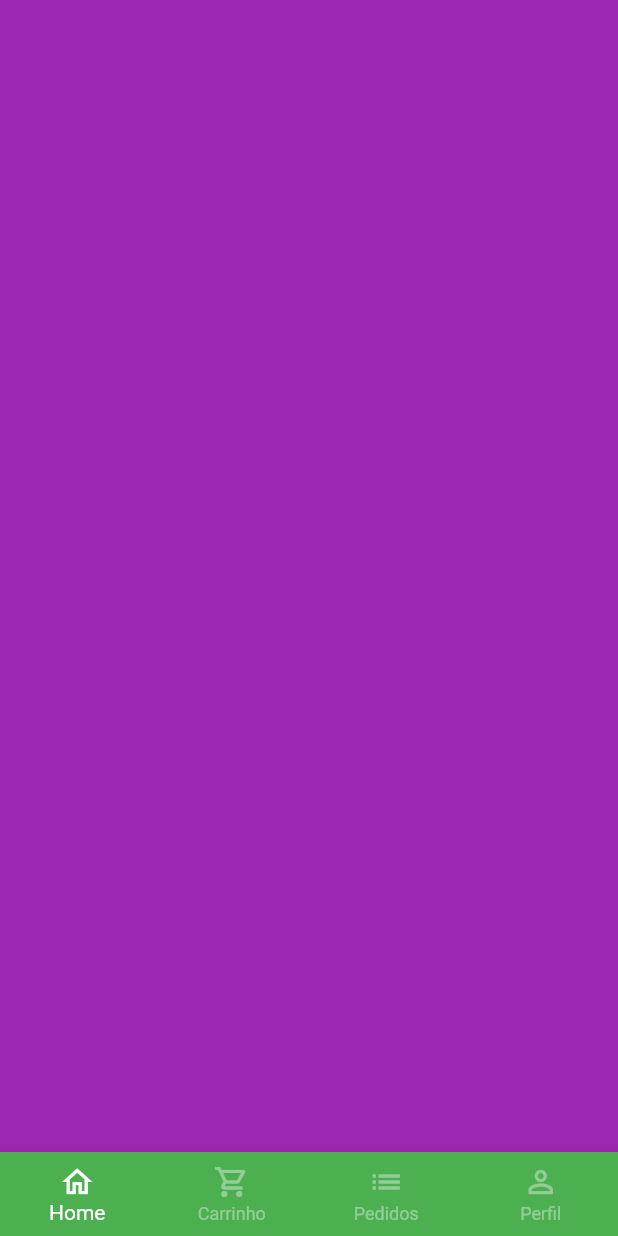
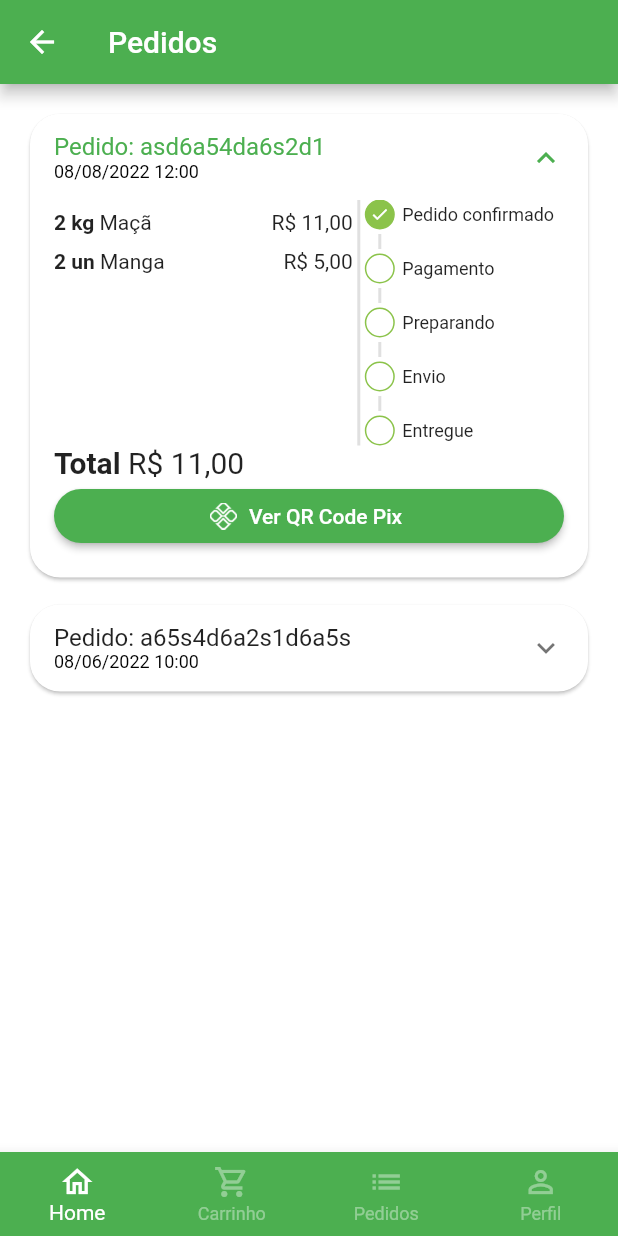
Before and after one commit to arlindogarcia/quitanta_flutter, a Flutter app: the BaseScreen screen opened directly, swiped to page 3, on a phone screen of 412 x 824 dp. Run offline on Flutter 3.47's test engine with Material 2 defaults, Android fonts, the light colour scheme and no system bars; our stand-ins replace animated_text_kit, badges, mask_text_input_formatter.

Commit message:
Feat: tela de listagem dos pedidos

```diff
--- a/lib/src/config/app_data.dart
+++ b/lib/src/config/app_data.dart
@@ -1,5 +1,6 @@
 import 'package:quitanta_flutter/src/models/cart_item_model.dart';
 import 'package:quitanta_flutter/src/models/item_model.dart';
+import 'package:quitanta_flutter/src/models/order_model.dart';
 import 'package:quitanta_flutter/src/models/user_model.dart';
 
 ItemModel apple = ItemModel(
@@ -99,3 +100,50 @@
   cpf: '12950763901',
   password: '123456',
 );
+
+// Pedidos
+List<OrderModel> orders = [
+  // Pedido 01
+  OrderModel(
+    copyAndPaste: 'q1w2e3r4t5y6',
+    createdDateTime: DateTime.parse(
+      '2022-08-08 12:00:10.458',
+    ),
+    overdueDateTime: DateTime.parse(
+      '2022-10-08 13:00:10.458',
+    ),
+    id: 'asd6a54da6s2d1',
+    status: 'pending_payment',
+    total: 11.0,
+    items: [
+      CartItemModel(
+        item: apple,
+        quantity: 2,
+      ),
+      CartItemModel(
+        item: mango,
+        quantity: 2,
+      ),
+    ],
+  ),
+
+  // Pedido 02
+  OrderModel(
+    copyAndPaste: 'q1w2e3r4t5y6',
+    createdDateTime: DateTime.parse(
+      '2022-06-08 10:00:10.458',
+    ),
+    overdueDateTime: DateTime.parse(
+      '2022-06-08 11:00:10.458',
+    ),
+    id: 'a65s4d6a2s1d6a5s',
+    status: 'pending_payment',
+    total: 11.5,
+    items: [
+      CartItemModel(
+        item: guava,
+        quantity: 1,
+      ),
+    ],
+  ),
+];
--- /dev/null
+++ b/lib/src/models/order_model.dart
@@ -0,0 +1,22 @@
+import 'package:quitanta_flutter/src/models/cart_item_model.dart';
+import 'package:quitanta_flutter/src/models/item_model.dart';
+
+class OrderModel {
+  String id;
+  DateTime createdDateTime;
+  DateTime overdueDateTime;
+  List<CartItemModel> items;
+  String status;
+  String copyAndPaste;
+  double total;
+
+  OrderModel({
+    required this.id,
+    required this.createdDateTime,
+    required this.overdueDateTime,
+    required this.items,
+    required this.status,
+    required this.copyAndPaste,
+    required this.total,
+  });
+}
--- a/lib/src/pages/base/base_screen.dart
+++ b/lib/src/pages/base/base_screen.dart
@@ -1,6 +1,7 @@
 import 'package:flutter/material.dart';
 import 'package:quitanta_flutter/src/pages/cart/cart_tab.dart';
 import 'package:quitanta_flutter/src/pages/home/home_tab.dart';
+import 'package:quitanta_flutter/src/pages/orders/orders_tab.dart';
 import 'package:quitanta_flutter/src/pages/profile/profile_tab.dart';
 
 class BaseScreen extends StatefulWidget {
@@ -20,11 +21,11 @@
       body: PageView(
         physics: const NeverScrollableScrollPhysics(),
         controller: pageConttroller,
-        children: [
-          const HomeTab(),
-          const CartTab(),
-          Container(color: Colors.purple),
-          const ProfileTab(),
+        children: const [
+          HomeTab(),
+          CartTab(),
+          OrdersTab(),
+          ProfileTab(),
         ],
       ),
       bottomNavigationBar: BottomNavigationBar(
--- /dev/null
+++ b/lib/src/pages/orders/components/order_status_widget.dart
@@ -0,0 +1,138 @@
+import 'package:flutter/material.dart';
+import 'package:quitanta_flutter/src/config/custom_colors.dart';
+
+class OrderStatusWidget extends StatelessWidget {
+  final String status;
+  final bool isOverdue;
+
+  final Map<String, int> allStatus = <String, int>{
+    'pending_payment': 0,
+    'refunded': 1,
+    'paid': 2,
+    'preparing_purchase': 3,
+    'shipping': 4,
+    'delivered': 5,
+  };
+
+  int get currentStatus => allStatus[status]!;
+
+  OrderStatusWidget({
+    Key? key,
+    required this.isOverdue,
+    required this.status,
+  }) : super(key: key);
+
+  @override
+  Widget build(BuildContext context) {
+    return Column(
+      crossAxisAlignment: CrossAxisAlignment.start,
+      children: [
+        const _StatusDot(
+          isActive: true,
+          title: 'Pedido confirmado',
+        ),
+        const _CustomDivider(),
+        if (currentStatus == 1) ...[
+          const _StatusDot(
+            isActive: true,
+            title: 'Pix extornado',
+            backgroundColor: Colors.orange,
+          )
+        ] else if (isOverdue && currentStatus == 0) ...[
+          const _StatusDot(
+            isActive: true,
+            title: 'Pagamento pix vencido',
+            backgroundColor: Colors.red,
+          )
+        ] else ...[
+          _StatusDot(
+            isActive: currentStatus >= 2,
+            title: 'Pagamento',
+          ),
+          const _CustomDivider(),
+          _StatusDot(
+            isActive: currentStatus >= 3,
+            title: 'Preparando',
+          ),
+          const _CustomDivider(),
+          _StatusDot(
+            isActive: currentStatus >= 4,
+            title: 'Envio',
+          ),
+          const _CustomDivider(),
+          _StatusDot(
+            isActive: currentStatus >= 5,
+            title: 'Entregue',
+          ),
+        ],
+      ],
+    );
+  }
+}
+
+class _CustomDivider extends StatelessWidget {
+  const _CustomDivider({Key? key}) : super(key: key);
+
+  @override
+  Widget build(BuildContext context) {
+    return Container(
+      margin: const EdgeInsets.symmetric(horizontal: 9, vertical: 3),
+      height: 10,
+      width: 2,
+      color: Colors.grey.shade300,
+    );
+  }
+}
+
+class _StatusDot extends StatelessWidget {
+  final bool isActive;
+  final String title;
+  final Color? backgroundColor;
+
+  const _StatusDot({
+    Key? key,
+    required this.isActive,
+    required this.title,
+    this.backgroundColor,
+  }) : super(key: key);
+
+  @override
+  Widget build(BuildContext context) {
+    return Row(
+      children: [
+        // Dot
+        Container(
+          alignment: Alignment.center,
+          height: 20,
+          width: 20,
+          decoration: BoxDecoration(
+            shape: BoxShape.circle,
+            border: Border.all(
+              color: CustomColors.customSwatchColor,
+            ),
+            color: isActive
+                ? backgroundColor ?? CustomColors.customSwatchColor
+                : Colors.transparent,
+          ),
+          child: isActive
+              ? const Icon(
+                  Icons.check,
+                  size: 13,
+                  color: Colors.white,
+                )
+              : const SizedBox.shrink(),
+        ),
+        const SizedBox(width: 5),
+        // Texto
+        Expanded(
+          child: Text(
+            title,
+            style: const TextStyle(
+              fontSize: 12,
+            ),
+          ),
+        ),
+      ],
+    );
+  }
+}
--- /dev/null
+++ b/lib/src/pages/orders/components/order_tile.dart
@@ -0,0 +1,152 @@
+import 'package:flutter/material.dart';
+import 'package:quitanta_flutter/src/models/cart_item_model.dart';
+import 'package:quitanta_flutter/src/models/order_model.dart';
+import 'package:quitanta_flutter/src/pages/orders/components/order_status_widget.dart';
+import 'package:quitanta_flutter/src/services/utils_services.dart';
+
+class OrderTile extends StatelessWidget {
+  final OrderModel order;
+
+  OrderTile({
+    Key? key,
+    required this.order,
+  }) : super(key: key);
+
+  final UtilsServices utilsServices = UtilsServices();
+
+  @override
+  Widget build(BuildContext context) {
+    return Card(
+      shape: RoundedRectangleBorder(borderRadius: BorderRadius.circular(20)),
+      child: Theme(
+        data: Theme.of(context).copyWith(dividerColor: Colors.transparent),
+        child: ExpansionTile(
+          initiallyExpanded: order.status == 'pending_payment' &&
+              !order.overdueDateTime.isBefore(DateTime.now()),
+          childrenPadding: const EdgeInsets.fromLTRB(16, 0, 16, 16),
+          title: Column(
+            mainAxisSize: MainAxisSize.min,
+            crossAxisAlignment: CrossAxisAlignment.start,
+            children: [
+              Text('Pedido: ${order.id}'),
+              Text(
+                utilsServices.formatDateTime(order.createdDateTime),
+                style: const TextStyle(
+                  fontSize: 12,
+                  color: Colors.black,
+                ),
+              )
+            ],
+          ),
+          expandedCrossAxisAlignment: CrossAxisAlignment.stretch,
+          children: [
+            IntrinsicHeight(
+              child: Row(
+                children: [
+                  // Lista de produtos
+                  Expanded(
+                    flex: 3,
+                    child: SizedBox(
+                      height: 150,
+                      child: ListView(
+                        children: order.items.map((orderItem) {
+                          return _OrderItemWidget(
+                            utilsServices: utilsServices,
+                            orderItem: orderItem,
+                          );
+                        }).toList(),
+                      ),
+                    ),
+                  ),
+                  // Divisão
+                  VerticalDivider(
+                    color: Colors.grey.shade300,
+                    thickness: 2,
+                    width: 8,
+                  ),
+                  // Status do pedido
+                  Expanded(
+                    flex: 2,
+                    child: OrderStatusWidget(
+                      status: order.status,
+                      isOverdue: order.overdueDateTime.isBefore(DateTime.now()),
+                    ),
+                  ),
+                ],
+              ),
+            ),
+            // Total
+            Text.rich(
+              TextSpan(
+                style: const TextStyle(
+                  fontSize: 20,
+                ),
+                children: [
+                  const TextSpan(
+                    text: 'Total ',
+                    style: TextStyle(fontWeight: FontWeight.bold),
+                  ),
+                  TextSpan(
+                    text: utilsServices.priceToCurrency(order.total),
+                  ),
+                ],
+              ),
+            ),
+            // Botão pagamento
+            Visibility(
+              visible: order.status == 'pending_payment' &&
+                  !order.overdueDateTime.isBefore(DateTime.now()),
+              child: ElevatedButton.icon(
+                style: ElevatedButton.styleFrom(
+                  shape: RoundedRectangleBorder(
+                    borderRadius: BorderRadius.circular(20),
+                  ),
+                ),
+                onPressed: () {},
+                icon: Image.asset(
+                  'assets/app_images/pix.png',
+                  height: 18,
+                ),
+                label: const Text('Ver QR Code Pix'),
+              ),
+            ),
+          ],
+        ),
+      ),
+    );
+  }
+}
+
+class _OrderItemWidget extends StatelessWidget {
+  const _OrderItemWidget({
+    Key? key,
+    required this.utilsServices,
+    required this.orderItem,
+  }) : super(key: key);
+
+  final UtilsServices utilsServices;
+  final CartItemModel orderItem;
+
+  @override
+  Widget build(BuildContext context) {
+    return Padding(
+      padding: const EdgeInsets.only(bottom: 10),
+      child: Row(
+        children: [
+          Text(
+            '${orderItem.quantity} ${orderItem.item.unit} ',
+            style: const TextStyle(fontWeight: FontWeight.bold),
+          ),
+          Expanded(
+            child: Text(orderItem.item.itemName),
+          ),
+          Text(
+            utilsServices.priceToCurrency(
+              orderItem.totalPrice(),
+            ),
+          ),
+        ],
+      ),
+    );
+  }
+}
--- /dev/null
+++ b/lib/src/pages/orders/orders_tab.dart
@@ -0,0 +1,24 @@
+import 'package:flutter/material.dart';
+import 'package:quitanta_flutter/src/config/app_data.dart' as appData;
+import 'package:quitanta_flutter/src/pages/orders/components/order_tile.dart';
+
+class OrdersTab extends StatelessWidget {
+  const OrdersTab({Key? key}) : super(key: key);
+
+  @override
+  Widget build(BuildContext context) {
+    return Scaffold(
+      appBar: AppBar(
+        title: const Text('Pedidos'),
+      ),
+      body: ListView.separated(
+        padding: const EdgeInsets.all(16),
+        // Animação de descer o conteudo
+        physics: const BouncingScrollPhysics(),
+        itemBuilder: (_, index) => OrderTile(order: appData.orders[index]),
+        separatorBuilder: (_, index) => const SizedBox(height: 10),
+        itemCount: appData.orders.length,
+      ),
+    );
+  }
+}
--- a/lib/src/services/utils_services.dart
+++ b/lib/src/services/utils_services.dart
@@ -1,4 +1,5 @@
 import 'package:intl/intl.dart';
+import 'package:intl/date_symbol_data_local.dart';
 
 class UtilsServices {
   // R$ Valor
@@ -7,4 +8,13 @@
 
     return numberFormat.format(price);
   }
+
+  // Formatar data e hora
+  String formatDateTime(DateTime dateTime) {
+    initializeDateFormatting();
+
+    DateFormat dateFormat = DateFormat.yMd('pt_BR').add_Hm();
+
+    return dateFormat.format(dateTime);
+  }
 }
--- a/pubspec.yaml
+++ b/pubspec.yaml
@@ -64,6 +64,7 @@
   # To add assets to your application, add an assets section, like this:
   assets:
     - assets/fruits/
+    - assets/app_images/
 
   # An image asset can refer to one or more resolution-specific "variants", see
   # https://flutter.dev/assets-and-images/#resolution-aware
```
Also changed, not shown: assets/app_images/pix.png (added).
